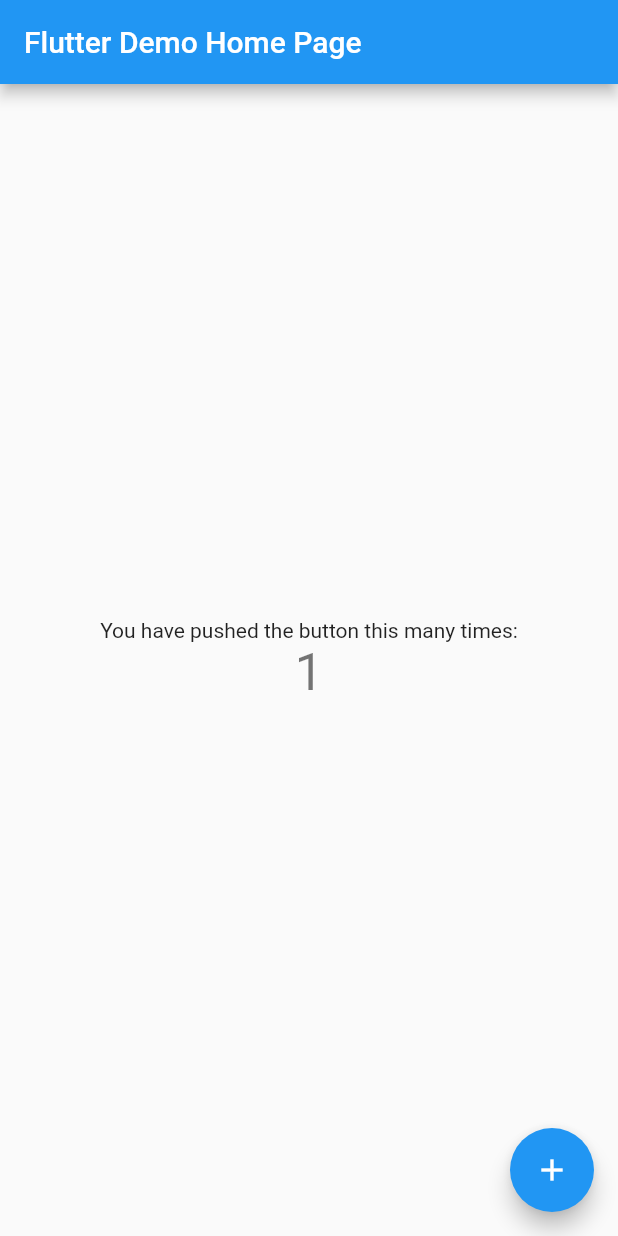
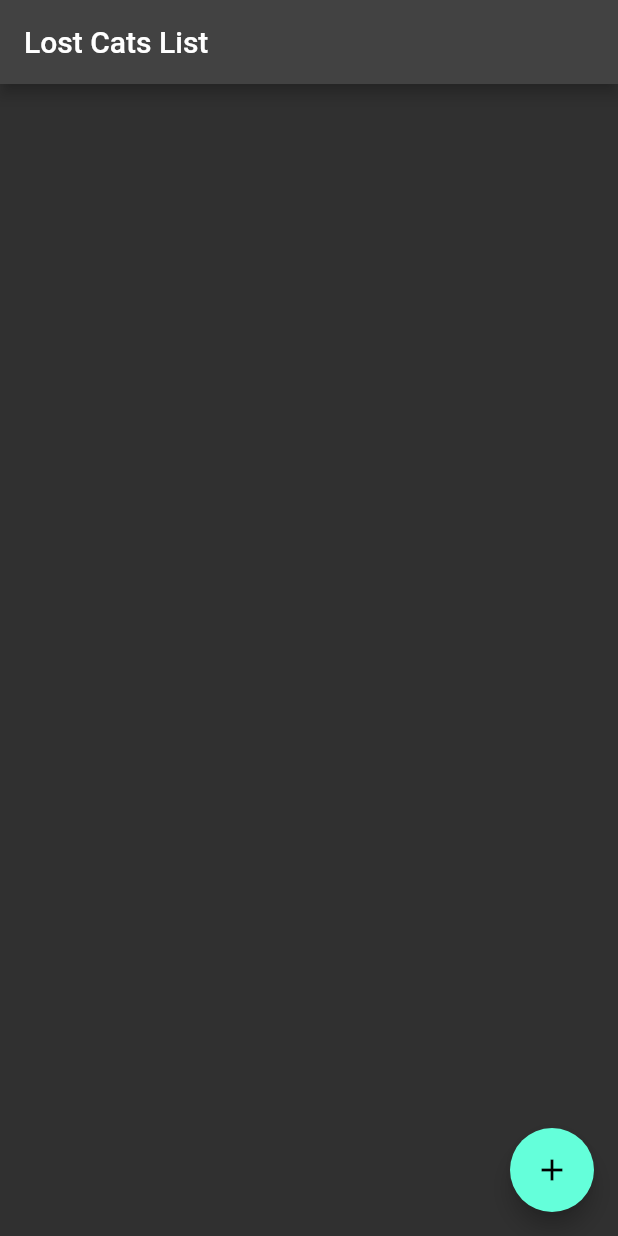
Before and after one commit to Snaflus/MobileExamFlutter_LostCats, a Flutter app: the screen it shows after launch, after a tap on the "add" icon, on a phone screen of 412 x 824 dp. Run offline on Flutter 3.47's test engine with Material 2 defaults, Android fonts, the light colour scheme and no system bars.

Commit message:
Skeleton setup

```diff
--- a/lib/main.dart
+++ b/lib/main.dart
@@ -1,4 +1,5 @@
 import 'package:flutter/material.dart';
+import 'package:mobile_exam_flutter_lostcats/src/presentation/list_page.dart';
 
 void main() {
   runApp(const MyApp());
@@ -7,109 +8,20 @@
 class MyApp extends StatelessWidget {
   const MyApp({super.key});
 
-  // This widget is the root of your application.
   @override
   Widget build(BuildContext context) {
     return MaterialApp(
       title: 'Flutter Demo',
       theme: ThemeData(
-        // This is the theme of your application.
-        //
-        // Try running your application with "flutter run". You'll see the
-        // application has a blue toolbar. Then, without quitting the app, try
-        // changing the primarySwatch below to Colors.green and then invoke
-        // "hot reload" (press "r" in the console where you ran "flutter run",
-        // or simply save your changes to "hot reload" in a Flutter IDE).
-        // Notice that the counter didn't reset back to zero; the application
-        // is not restarted.
+        brightness: Brightness.light,
         primarySwatch: Colors.blue,
       ),
-      home: const MyHomePage(title: 'Flutter Demo Home Page'),
+      darkTheme: ThemeData(
+        brightness: Brightness.dark
+      ),
+      themeMode: ThemeMode.dark, //dark, light, system
+      debugShowCheckedModeBanner: false,
+      home: const ListPage(title: 'Lost Cats List'),
     );
   }
 }
-
-class MyHomePage extends StatefulWidget {
-  const MyHomePage({super.key, required this.title});
-
-  // This widget is the home page of your application. It is stateful, meaning
-  // that it has a State object (defined below) that contains fields that affect
-  // how it looks.
-
-  // This class is the configuration for the state. It holds the values (in this
-  // case the title) provided by the parent (in this case the App widget) and
-  // used by the build method of the State. Fields in a Widget subclass are
-  // always marked "final".
-
-  final String title;
-
-  @override
-  State<MyHomePage> createState() => _MyHomePageState();
-}
-
-class _MyHomePageState extends State<MyHomePage> {
-  int _counter = 0;
-
-  void _incrementCounter() {
-    setState(() {
-      // This call to setState tells the Flutter framework that something has
-      // changed in this State, which causes it to rerun the build method below
-      // so that the display can reflect the updated values. If we changed
-      // _counter without calling setState(), then the build method would not be
-      // called again, and so nothing would appear to happen.
-      _counter++;
-    });
-  }
-
-  @override
-  Widget build(BuildContext context) {
-    // This method is rerun every time setState is called, for instance as done
-    // by the _incrementCounter method above.
-    //
-    // The Flutter framework has been optimized to make rerunning build methods
-    // fast, so that you can just rebuild anything that needs updating rather
-    // than having to individually change instances of widgets.
-    return Scaffold(
-      appBar: AppBar(
-        // Here we take the value from the MyHomePage object that was created by
-        // the App.build method, and use it to set our appbar title.
-        title: Text(widget.title),
-      ),
-      body: Center(
-        // Center is a layout widget. It takes a single child and positions it
-        // in the middle of the parent.
-        child: Column(
-          // Column is also a layout widget. It takes a list of children and
-          // arranges them vertically. By default, it sizes itself to fit its
-          // children horizontally, and tries to be as tall as its parent.
-          //
-          // Invoke "debug painting" (press "p" in the console, choose the
-          // "Toggle Debug Paint" action from the Flutter Inspector in Android
-          // Studio, or the "Toggle Debug Paint" command in Visual Studio Code)
-          // to see the wireframe for each widget.
-          //
-          // Column has various properties to control how it sizes itself and
-          // how it positions its children. Here we use mainAxisAlignment to
-          // center the children vertically; the main axis here is the vertical
-          // axis because Columns are vertical (the cross axis would be
-          // horizontal).
-          mainAxisAlignment: MainAxisAlignment.center,
-          children: <Widget>[
-            const Text(
-              'You have pushed the button this many times:',
-            ),
-            Text(
-              '$_counter',
-              style: Theme.of(context).textTheme.headline4,
-            ),
-          ],
-        ),
-      ),
-      floatingActionButton: FloatingActionButton(
-        onPressed: _incrementCounter,
-        tooltip: 'Increment',
-        child: const Icon(Icons.add),
-      ), // This trailing comma makes auto-formatting nicer for build methods.
-    );
-  }
-}
--- /dev/null
+++ b/lib/src/presentation/list_page.dart
@@ -0,0 +1,32 @@
+import 'package:flutter/material.dart';
+
+class ListPage extends StatefulWidget {
+  const ListPage({super.key, required this.title});
+
+  final String title;
+
+  @override
+  State<ListPage> createState() => _ListPageState();
+}
+
+class _ListPageState extends State<ListPage> {
+  @override
+  Widget build(BuildContext context) {
+    return Scaffold(
+      appBar: AppBar(
+        title: Text(widget.title),
+      ),
+      body: Center(
+        child: Column(
+          mainAxisAlignment: MainAxisAlignment.center,
+          children: <Widget>[],
+        ),
+      ),
+      floatingActionButton: FloatingActionButton(
+        onPressed: () {},
+        tooltip: 'Increment',
+        child: const Icon(Icons.add),
+      ),
+    );
+  }
+}
```
